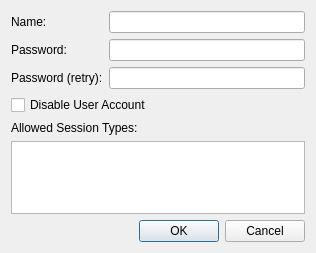
The window that source/client/ui/router_manager/router_user_dialog.ui (dchapyshev/aspia) describes before a commit, drawn with Qt 5.
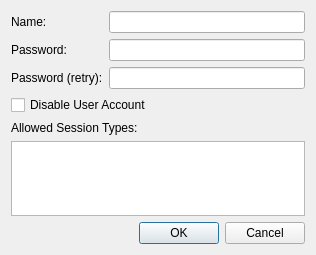
The same window after the commit.

What changed in the file:
```diff
--- a/source/client/ui/router_manager/router_user_dialog.ui
+++ b/source/client/ui/router_manager/router_user_dialog.ui
@@ -7,7 +7,7 @@
     <x>0</x>
     <y>0</y>
     <width>316</width>
-    <height>253</height>
+    <height>255</height>
    </rect>
   </property>
   <property name="windowTitle">
```
Left out of the diff: 6 changed lines with no effect on the pictures.
